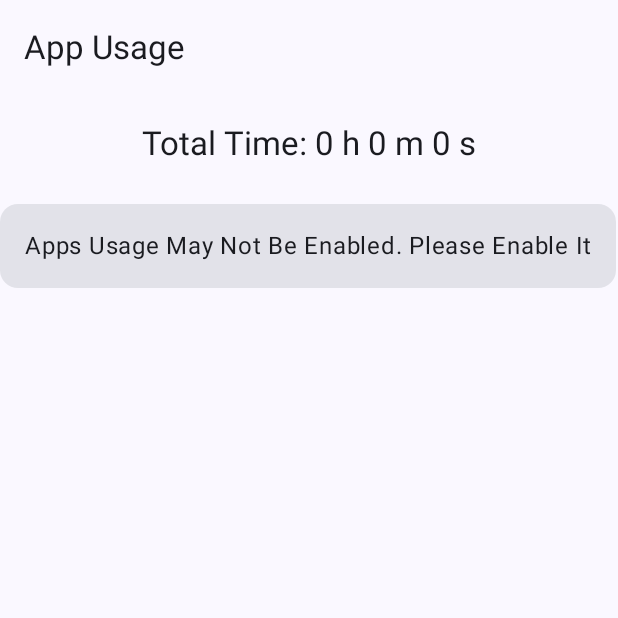
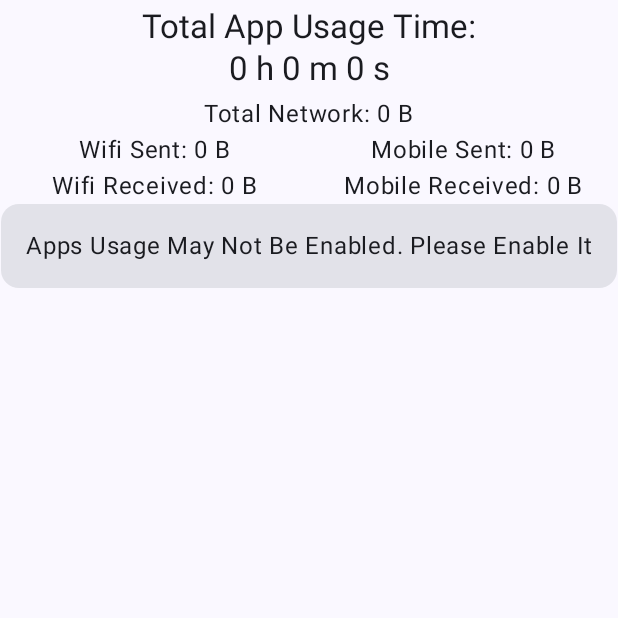
Before and after one commit to jakepurple13/AppUsage, an Android app built with Jetpack Compose: the screen it shows after launch (MainActivity), on a phone screen of 412 x 824 dp, the top half of it. Run offline under Robolectric (Android 15) with nearby library versions, the phone set to English and light mode, and no system bars.

Commit message:
- setting up

```diff
--- a/app/src/main/java/com/programmersbox/appusage/MainActivity.kt
+++ b/app/src/main/java/com/programmersbox/appusage/MainActivity.kt
@@ -2,6 +2,7 @@ package com.programmersbox.appusage
 
 import android.app.usage.NetworkStats
 import android.app.usage.NetworkStatsManager
+import android.app.usage.StorageStatsManager
 import android.app.usage.UsageStats
 import android.app.usage.UsageStatsManager
 import android.content.Context
@@ -19,26 +20,38 @@ import androidx.compose.foundation.ExperimentalFoundationApi
 import androidx.compose.foundation.Image
 import androidx.compose.foundation.layout.Arrangement
 import androidx.compose.foundation.layout.Column
+import androidx.compose.foundation.layout.Row
 import androidx.compose.foundation.layout.WindowInsets
 import androidx.compose.foundation.layout.fillMaxSize
 import androidx.compose.foundation.layout.fillMaxWidth
 import androidx.compose.foundation.layout.padding
 import androidx.compose.foundation.lazy.LazyColumn
 import androidx.compose.foundation.lazy.items
+import androidx.compose.material.icons.Icons
+import androidx.compose.material.icons.filled.DateRange
 import androidx.compose.material3.Card
 import androidx.compose.material3.CenterAlignedTopAppBar
+import androidx.compose.material3.DatePicker
+import androidx.compose.material3.DatePickerDialog
 import androidx.compose.material3.ExperimentalMaterial3Api
+import androidx.compose.material3.Icon
+import androidx.compose.material3.IconButton
 import androidx.compose.material3.LinearProgressIndicator
 import androidx.compose.material3.ListItem
 import androidx.compose.material3.OutlinedCard
 import androidx.compose.material3.Scaffold
+import androidx.compose.material3.Surface
 import androidx.compose.material3.Text
+import androidx.compose.material3.TextButton
 import androidx.compose.material3.TopAppBar
+import androidx.compose.material3.rememberDatePickerState
 import androidx.compose.runtime.derivedStateOf
 import androidx.compose.runtime.getValue
 import androidx.compose.runtime.mutableLongStateOf
 import androidx.compose.runtime.mutableStateListOf
 import androidx.compose.runtime.mutableStateMapOf
+import androidx.compose.runtime.mutableStateOf
+import androidx.compose.runtime.remember
 import androidx.compose.runtime.setValue
 import androidx.compose.ui.Alignment
 import androidx.compose.ui.Modifier
@@ -47,51 +60,95 @@ import androidx.compose.ui.unit.dp
 import androidx.compose.ui.unit.sp
 import com.google.accompanist.drawablepainter.rememberDrawablePainter
 import com.programmersbox.appusage.ui.theme.AppUsageTheme
+import kotlin.time.Duration.Companion.days
 import kotlin.time.Duration.Companion.hours
 import kotlin.time.Duration.Companion.milliseconds
 import kotlin.time.Duration.Companion.minutes
 
 
 class MainActivity : ComponentActivity() {
-    val appUsage = AppUsage()
+    private val appUsage = AppUsage()
 
-    @OptIn(ExperimentalMaterial3Api::class, ExperimentalFoundationApi::class)
+    @OptIn(ExperimentalMaterial3Api::class)
     override fun onCreate(savedInstanceState: Bundle?) {
         super.onCreate(savedInstanceState)
         enableEdgeToEdge()
-        appUsage.reloadData(this)
-        /*val s = getSystemService(StorageStatsManager::class.java)
-        val n = getSystemService(NetworkStatsManager::class.java)
-        val a = getSystemService(AppOpsManager::class.java)
-        val c = getSystemService(UsageStatsManager::class.java)
-        c.queryEventStats(UsageStatsManager.INTERVAL_BEST, 0, System.currentTimeMillis())
-            .forEach {
-                it.totalTime
-            }*/
         setContent {
             AppUsageTheme {
+
+                var showDatePicker by remember { mutableStateOf(false) }
+                val datePickerState = rememberDatePickerState()
+
+                if (showDatePicker) {
+                    DatePickerDialog(
+                        onDismissRequest = { showDatePicker = false },
+                        confirmButton = {
+                            TextButton(
+                                onClick = {
+                                    showDatePicker = false
+                                }
+                            ) {
+                                Text("OK")
+                            }
+                        }
+                    ) {
+                        DatePicker(datePickerState)
+                    }
+                }
+
                 Scaffold(
                     topBar = {
-                        TopAppBar(
-                            title = { Text("App Usage") }
-                        )
+                        Surface {
+                            Column(
+                                horizontalAlignment = Alignment.CenterHorizontally,
+                            ) {
+                                CenterAlignedTopAppBar(
+                                    title = {
+                                        Text(
+                                            "Total App Usage Time:\n${getDurationBreakdown(appUsage.totalTime)}",
+                                            textAlign = TextAlign.Center
+                                        )
+                                    },
+                                    /*actions = {
+                                        IconButton(
+                                            onClick = { showDatePicker = true }
+                                        ) {
+                                            Icon(Icons.Default.DateRange, null)
+                                        }
+                                    }*/
+                                )
+                                Text(
+                                    "Total Network: ${appUsage.totalNetworkStats.formatBytes()}",
+                                )
+                                Row(
+                                    modifier = Modifier.fillMaxWidth()
+                                ) {
+                                    Column(
+                                        horizontalAlignment = Alignment.CenterHorizontally,
+                                        modifier = Modifier.weight(1f)
+                                    ) {
+                                        Text("Wifi Sent: ${appUsage.totalWifiSent.formatBytes()}")
+                                        Text("Wifi Received: ${appUsage.totalWifiReceived.formatBytes()}")
+                                    }
+                                    Column(
+                                        horizontalAlignment = Alignment.CenterHorizontally,
+                                        modifier = Modifier.weight(1f)
+                                    ) {
+                                        Text("Mobile Sent: ${appUsage.totalMobileSent.formatBytes()}")
+                                        Text("Mobile Received: ${appUsage.totalMobileReceived.formatBytes()}")
+                                    }
+                                }
+                            }
+                        }
                     },
                     modifier = Modifier.fillMaxSize()
                 ) { innerPadding ->
                     LazyColumn(
                         contentPadding = innerPadding,
                         verticalArrangement = Arrangement.spacedBy(8.dp),
+                        horizontalAlignment = Alignment.CenterHorizontally,
                         modifier = Modifier.fillMaxSize()
                     ) {
-                        stickyHeader {
-                            CenterAlignedTopAppBar(
-                                title = {
-                                    Text("Total Time: ${getDurationBreakdown(appUsage.totalTime)}")
-                                },
-                                windowInsets = WindowInsets(0.dp)
-                            )
-                        }
-
                         if (appUsage.appList.isEmpty()) {
                             item {
                                 Card(
@@ -149,12 +206,14 @@ class MainActivity : ComponentActivity() {
 
     override fun onResume() {
         super.onResume()
-        appUsage.reloadData(this)
+        appUsage.reloadData(
+            context = this,
+            minRange = System.currentTimeMillis() - 7.days.inWholeMilliseconds
+        )
     }
 }
 
 class AppUsage {
-
     var totalTime by mutableLongStateOf(0)
     val appList = mutableStateListOf<AppInfo>()
 
@@ -170,15 +229,18 @@ class AppUsage {
 
     private val mDateFormat = SimpleDateFormat.getDateTimeInstance()
 
-    fun reloadData(context: Context) {
+    fun reloadData(
+        context: Context,
+        minRange: Long = System.currentTimeMillis() - 1000 * 3600 * 24,
+        maxRange: Long = System.currentTimeMillis()
+    ) {
         val usm = context.getSystemService(UsageStatsManager::class.java)
         val n = context.getSystemService(NetworkStatsManager::class.java)
         val appList = usm.queryUsageStats(
             UsageStatsManager.INTERVAL_BEST,
-            System.currentTimeMillis() - 1000 * 3600 * 24,
-            System.currentTimeMillis()
-        )
-            .filter { it.totalTimeInForeground > 0 || it.totalTimeVisible > 0 }
+            minRange,
+            maxRange
+        ).filter { it.totalTimeInForeground > 0 }
 
         totalTime = appList.sumOf { obj: UsageStats -> obj.totalTimeInForeground }
 
@@ -212,13 +274,17 @@ class AppUsage {
             .let { this.appList.addAll(it) }
     }
 
-    fun NetworkStatsManager.reloadNetworkStats(uid: Int): NetworkInfo {
+    private fun NetworkStatsManager.reloadNetworkStats(
+        uid: Int,
+        minRange: Long = System.currentTimeMillis() - 1000 * 3600 * 24,
+        maxRange: Long = System.currentTimeMillis()
+    ): NetworkInfo {
         var mobileSentReceived: Pair<Long, Long>? = null
         val mobile = queryDetailsForUid(
             ConnectivityManager.TYPE_MOBILE,
             null,
-            System.currentTimeMillis() - 1000 * 3600 * 24,
-            System.currentTimeMillis(),
+            minRange,
+            maxRange,
             uid
         )
 
@@ -234,8 +300,8 @@ class AppUsage {
         val wifi = queryDetailsForUid(
             ConnectivityManager.TYPE_WIFI,
             null,
-            System.currentTimeMillis() - 1000 * 3600 * 24,
-            System.currentTimeMillis(),
+            minRange,
+            maxRange,
             uid
         )
 
```
